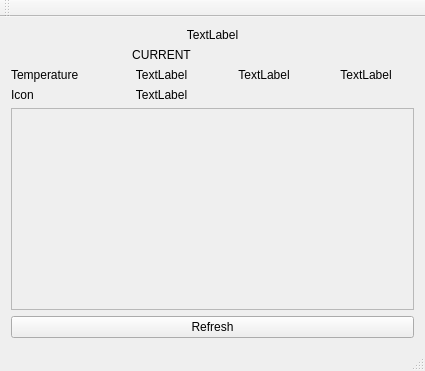
Qt form mainwindow.ui (Tatane/WeatherApp) before a commit.
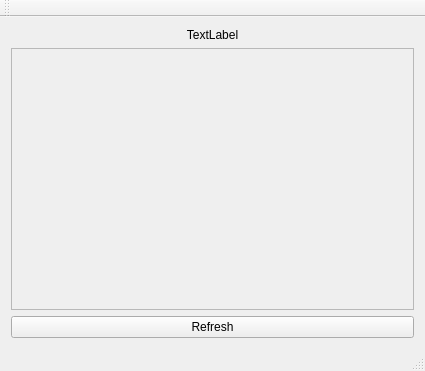
The same form after that commit.

Commit message: Display the weather Description when hovering the icon. Add setting locale French / English

Diff of the .ui file:
```diff
--- a/mainwindow.ui
+++ b/mainwindow.ui
@@ -32,95 +32,55 @@
      </widget>
     </item>
     <item>
-     <layout class="QGridLayout" name="gridLayout">
-      <item row="1" column="2">
-       <widget class="QLabel" name="label_4">
-        <property name="text">
-         <string>TextLabel</string>
+     <layout class="QHBoxLayout" name="horizontalLayout_2">
+      <item>
+       <widget class="QScrollArea" name="scrollArea">
+        <property name="sizePolicy">
+         <sizepolicy hsizetype="Expanding" vsizetype="Expanding">
+          <horstretch>3</horstretch>
+          <verstretch>0</verstretch>
+         </sizepolicy>
         </property>
-        <property name="alignment">
-         <set>Qt::AlignCenter</set>
+        <property name="widgetResizable">
+         <bool>true</bool>
         </property>
-       </widget>
-      </item>
-      <item row="1" column="0">
-       <widget class="QLabel" name="label_3">
-        <property name="text">
-         <string>Temperature</string>
-        </property>
-       </widget>
-      </item>
-      <item row="1" column="1">
-       <widget class="QLabel" name="labelTemperature">
-        <property name="text">
-         <string>TextLabel</string>
-        </property>
-        <property name="alignment">
-         <set>Qt::AlignCenter</set>
-        </property>
-       </widget>
-      </item>
-      <item row="2" column="0">
-       <widget class="QLabel" name="label_2">
-        <property name="text">
-         <string>Icon</string>
-        </property>
-       </widget>
-      </item>
-      <item row="0" column="1">
-       <widget class="QLabel" name="label">
-        <property name="text">
-         <string>CURRENT</string>
-        </property>
-        <property name="alignment">
-         <set>Qt::AlignCenter</set>
-        </property>
-       </widget>
-      </item>
-      <item row="1" column="3">
-       <widget class="QLabel" name="label_5">
-        <property name="text">
-         <string>TextLabel</string>
-        </property>
-        <property name="alignment">
-         <set>Qt::AlignCenter</set>
-        </property>
-       </widget>
-      </item>
-      <item row="2" column="1">
-       <widget class="QLabel" name="iconLabel">
-        <property name="text">
-         <string>TextLabel</string>
-        </property>
-        <property name="alignment">
-         <set>Qt::AlignCenter</set>
-        </property>
+        <widget class="QWidget" name="scrollAreaWidgetContents">
+         <property name="geometry">
+          <rect>
+           <x>0</x>
+           <y>0</y>
+           <width>403</width>
+           <height>248</height>
+          </rect>
+         </property>
+         <property name="sizePolicy">
+          <sizepolicy hsizetype="Preferred" vsizetype="Preferred">
+           <horstretch>0</horstretch>
+           <verstretch>0</verstretch>
+          </sizepolicy>
+         </property>
+         <layout class="QVBoxLayout" name="verticalLayoutScrollArea">
+          <property name="spacing">
+           <number>1</number>
+          </property>
+          <property name="leftMargin">
+           <number>0</number>
+          </property>
+          <property name="topMargin">
+           <number>0</number>
+          </property>
+          <property name="rightMargin">
+           <number>0</number>
+          </property>
+          <property name="bottomMargin">
+           <number>0</number>
+          </property>
+         </layout>
+        </widget>
        </widget>
       </item>
      </layout>
     </item>
-    <item>
-     <widget class="QScrollArea" name="scrollArea">
-      <property name="widgetResizable">
-       <bool>true</bool>
-      </property>
-      <widget class="QWidget" name="scrollAreaWidgetContents">
-       <property name="geometry">
-        <rect>
-         <x>0</x>
-         <y>0</y>
-         <width>405</width>
-         <height>191</height>
-        </rect>
-       </property>
-       <layout class="QHBoxLayout" name="horizontalLayout_2">
-        <item>
-         <layout class="QHBoxLayout" name="horizontalLayout"/>
-        </item>
-       </layout>
-      </widget>
-     </widget>
-    </item>
     <item>
      <widget class="QPushButton" name="pushButton">
       <property name="text">
```
Left out of the diff: 4 changed lines with no effect on the pictures. The commit also changes 15 other files.
